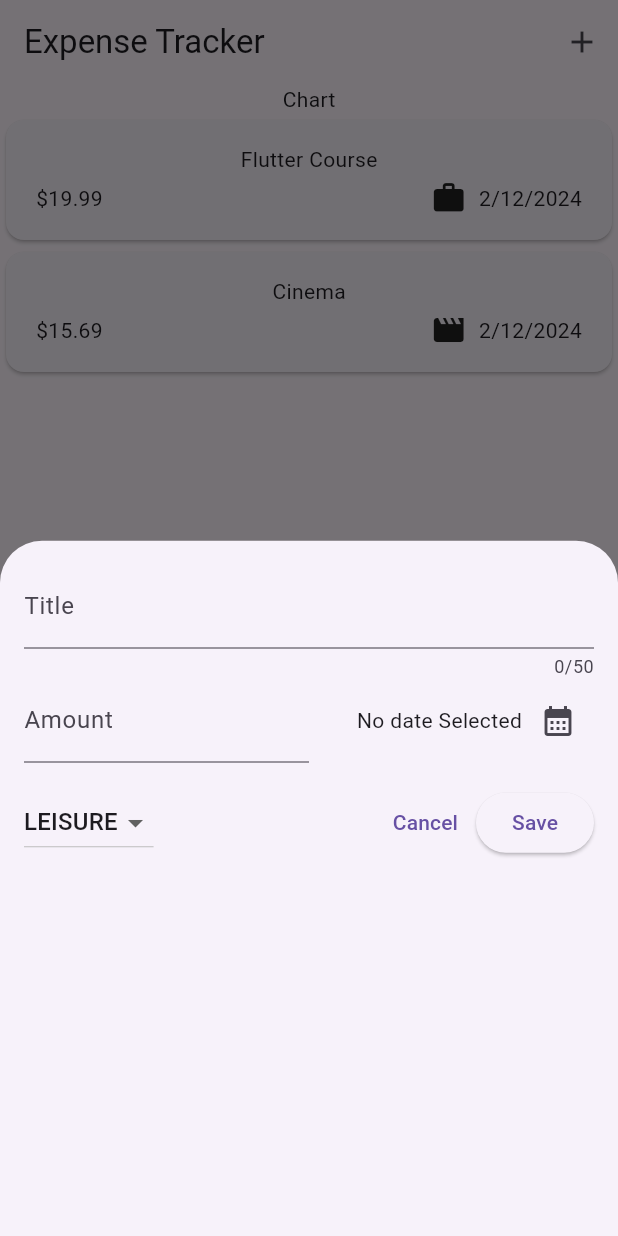
After one commit to suryabanshi-janak/flutter_app, a Flutter app: the screen it shows after launch, after a tap on the "add" icon, on a phone screen of 412 x 824 dp. The commit adds this screen. Run offline on Flutter 3.47's test engine with Material 3 defaults, Android fonts, the phone set to English and light mode, and no system bars; our stand-ins replace google_fonts.

Commit message:
expense_tracker: new expense form and input validation

```diff
--- a/expense_tracker/lib/widgets/expenses.dart
+++ b/expense_tracker/lib/widgets/expenses.dart
@@ -1,3 +1,4 @@
+import 'package:expense_tracker/widgets/new_expense.dart';
 import 'package:flutter/material.dart';
 
 import 'package:expense_tracker/widgets/expenses_list/expenses_list.dart';
@@ -28,9 +29,25 @@ class _Expenses extends State<Expenses> {
     ),
   ];
 
+  void _openAddExpenseOverlay() {
+    showModalBottomSheet(
+      context: context,
+      builder: (ctx) => const NewExpense(),
+    );
+  }
+
   @override
-  Widget build(context) {
+  Widget build(BuildContext context) {
     return Scaffold(
+      appBar: AppBar(
+        title: const Text('Expense Tracker'),
+        actions: [
+          IconButton(
+            onPressed: _openAddExpenseOverlay,
+            icon: const Icon(Icons.add),
+          )
+        ],
+      ),
       body: Column(
         children: [
           const Text('Chart'),
--- /dev/null
+++ b/expense_tracker/lib/widgets/new_expense.dart
@@ -0,0 +1,156 @@
+import 'package:flutter/material.dart';
+
+import 'package:expense_tracker/models/expense.dart';
+
+class NewExpense extends StatefulWidget {
+  const NewExpense({super.key});
+
+  @override
+  State<NewExpense> createState() {
+    return _NewExpense();
+  }
+}
+
+class _NewExpense extends State<NewExpense> {
+  final _titleController = TextEditingController();
+  final _amountController = TextEditingController();
+  DateTime? _selectedDate;
+  Category _selectedCategory = Category.leisure;
+
+  void _presentDatePicker() async {
+    final now = DateTime.now();
+    final firstDate = DateTime(now.year - 1, now.month, now.day);
+    final pickedDate = await showDatePicker(
+      context: context,
+      firstDate: firstDate,
+      lastDate: now,
+    );
+    setState(() {
+      _selectedDate = pickedDate;
+    });
+  }
+
+  void _submitExpenseData() {
+    final enteredAmount = double.tryParse(_amountController.text);
+    final amountIsInvalid = enteredAmount == null || enteredAmount <= 0;
+    if (_titleController.text.trim().isEmpty ||
+        amountIsInvalid ||
+        _selectedDate == null) {
+      showDialog(
+        context: context,
+        builder: (ctx) => AlertDialog(
+          title: const Text('Invalid input'),
+          content: const Text(
+            'Please make sure a valid title, amount, date and category was entered.',
+          ),
+          actions: [
+            TextButton(
+              onPressed: () {
+                Navigator.pop(ctx);
+              },
+              child: const Text('Okay'),
+            )
+          ],
+        ),
+      );
+      return;
+    }
+  }
+
+  @override
+  void dispose() {
+    _titleController.dispose();
+    _amountController.dispose();
+    super.dispose();
+  }
+
+  @override
+  Widget build(BuildContext context) {
+    return Padding(
+      padding: const EdgeInsets.all(16),
+      child: Column(
+        children: [
+          TextField(
+            controller: _titleController,
+            maxLength: 50,
+            decoration: const InputDecoration(
+              label: Text('Title'),
+            ),
+          ),
+          Row(
+            children: [
+              Expanded(
+                child: TextField(
+                  controller: _amountController,
+                  keyboardType: TextInputType.number,
+                  decoration: const InputDecoration(
+                    prefixText: '\$ ',
+                    label: Text('Amount'),
+                  ),
+                ),
+              ),
+              const SizedBox(height: 16),
+              Expanded(
+                child: Row(
+                  mainAxisAlignment: MainAxisAlignment.end,
+                  crossAxisAlignment: CrossAxisAlignment.center,
+                  children: [
+                    Text(
+                      _selectedDate == null
+                          ? 'No date Selected'
+                          : formatter.format(_selectedDate!),
+                    ),
+                    IconButton(
+                      onPressed: _presentDatePicker,
+                      icon: const Icon(Icons.calendar_month),
+                    ),
+                  ],
+                ),
+              ),
+            ],
+          ),
+          const SizedBox(
+            height: 16,
+          ),
+          Row(
+            children: [
+              DropdownButton(
+                value: _selectedCategory,
+                items: Category.values
+                    .map(
+                      (category) => DropdownMenuItem(
+                        value: category,
+                        child: Text(
+                          category.name.toUpperCase(),
+                        ),
+                      ),
+                    )
+                    .toList(),
+                onChanged: (value) {
+                  if (value == null) {
+                    return;
+                  }
+
+                  setState(() {
+                    _selectedCategory = value;
+                  });
+                },
+              ),
+              const Spacer(),
+              TextButton(
+                onPressed: () {
+                  Navigator.pop(context);
+                },
+                child: const Text('Cancel'),
+              ),
+              ElevatedButton(
+                onPressed: _submitExpenseData,
+                child: const Text('Save'),
+              )
+            ],
+          ),
+        ],
+      ),
+    );
+  }
+}
```
